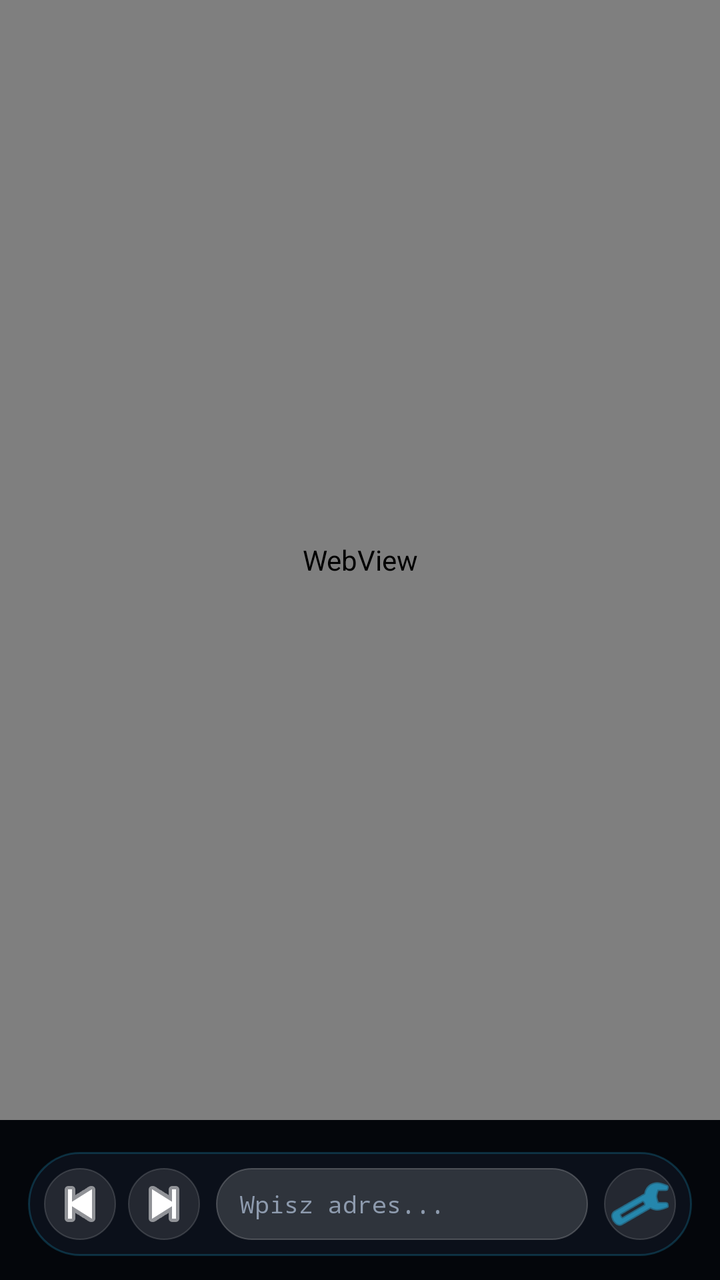
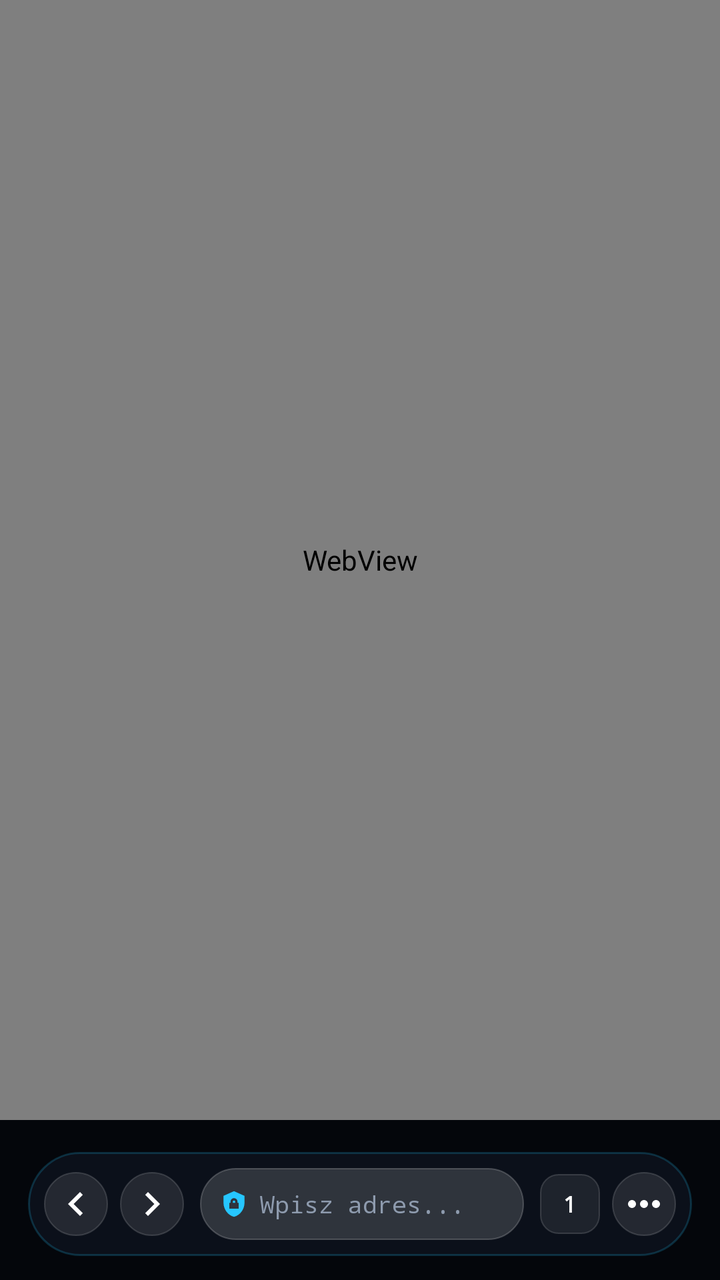

An Android layout rendered at two revisions. The XML below is the earlier revision; the diff shows what the commit changed to produce the second picture.
<!-- AndroidManifest.xml: application theme Theme.Makarena -->
<!-- res/layout/activity_main.xml -->
<?xml version="1.0" encoding="utf-8"?>
<androidx.constraintlayout.widget.ConstraintLayout xmlns:android="http://schemas.android.com/apk/res/android"
    xmlns:app="http://schemas.android.com/apk/res-auto"
    android:layout_width="match_parent"
    android:layout_height="match_parent"
    android:background="@color/oled_black">

    
    <ProgressBar
        android:id="@+id/loading_progress"
        style="?android:attr/progressBarStyleHorizontal"
        android:layout_width="match_parent"
        android:layout_height="2dp"
        android:indeterminate="true"
        android:visibility="gone"
        app:layout_constraintTop_toTopOf="parent" />

    
    <WebView
        android:id="@+id/web_view"
        android:layout_width="match_parent"
        android:layout_height="0dp"
        app:layout_constraintBottom_toTopOf="@+id/gesture_strip"
        app:layout_constraintTop_toBottomOf="@+id/loading_progress" />

    
    <LinearLayout
        android:id="@+id/status_pill"
        android:layout_width="wrap_content"
        android:layout_height="wrap_content"
        android:layout_marginTop="12dp"
        android:background="@drawable/bg_capsule"
        android:gravity="center_vertical"
        android:orientation="horizontal"
        android:paddingStart="14dp"
        android:paddingTop="6dp"
        android:paddingEnd="14dp"
        android:paddingBottom="6dp"
        android:visibility="gone"
        app:layout_constraintEnd_toEndOf="parent"
        app:layout_constraintStart_toStartOf="parent"
        app:layout_constraintTop_toTopOf="parent">

        <View
            android:id="@+id/status_dot"
            android:layout_width="8dp"
            android:layout_height="8dp"
            android:layout_marginEnd="8dp"
            android:background="@color/neon_green" />

        <TextView
            android:id="@+id/status_text"
            android:layout_width="wrap_content"
            android:layout_height="wrap_content"
            android:fontFamily="monospace"
            android:letterSpacing="0.1"
            android:text="AI ACTIVE"
            android:textColor="@color/text_white"
            android:textSize="11sp"
            android:textStyle="bold" />
    </LinearLayout>

    
    <View
        android:id="@+id/gesture_strip"
        android:layout_width="match_parent"
        android:layout_height="16dp"
        android:background="@android:color/transparent"
        app:layout_constraintBottom_toTopOf="@+id/floating_dock" />

    
    <LinearLayout
        android:id="@+id/floating_dock"
        android:layout_width="match_parent"
        android:layout_height="52dp"
        android:layout_marginStart="14dp"
        android:layout_marginEnd="14dp"
        android:layout_marginBottom="12dp"
        android:background="@drawable/bg_floating_dock"
        android:gravity="center_vertical"
        android:orientation="horizontal"
        android:paddingStart="8dp"
        android:paddingEnd="8dp"
        app:layout_constraintBottom_toBottomOf="parent">

        <ImageButton
            android:id="@+id/btn_back"
            android:layout_width="36dp"
            android:layout_height="36dp"
            android:background="@drawable/bg_circle_btn"
            android:contentDescription="Wstecz"
            android:src="@android:drawable/ic_media_previous"
            app:tint="@color/text_white" />

        <ImageButton
            android:id="@+id/btn_forward"
            android:layout_width="36dp"
            android:layout_height="36dp"
            android:layout_marginStart="6dp"
            android:background="@drawable/bg_circle_btn"
            android:contentDescription="Dalej"
            android:src="@android:drawable/ic_media_next"
            app:tint="@color/text_white" />

        
        <FrameLayout
            android:layout_width="0dp"
            android:layout_height="36dp"
            android:layout_marginStart="8dp"
            android:layout_marginEnd="8dp"
            android:layout_weight="1"
            android:background="@drawable/bg_capsule">

            <EditText
                android:id="@+id/edit_url"
                android:layout_width="match_parent"
                android:layout_height="match_parent"
                android:background="@null"
                android:fontFamily="monospace"
                android:hint="@string/url_hint"
                android:imeOptions="actionGo"
                android:inputType="textUri"
                android:maxLines="1"
                android:paddingStart="12dp"
                android:paddingEnd="12dp"
                android:textColor="@color/text_white"
                android:textColorHint="@color/text_muted"
                android:textSize="12sp" />
        </FrameLayout>

        <ImageButton
            android:id="@+id/btn_settings"
            android:layout_width="36dp"
            android:layout_height="36dp"
            android:background="@drawable/bg_circle_btn"
            android:contentDescription="Ustawienia"
            android:src="@android:drawable/ic_menu_preferences"
            app:tint="@color/neon_cyan" />
    </LinearLayout>

</androidx.constraintlayout.widget.ConstraintLayout>
<!-- resources referenced by this layout -->
<resources>
  <color name="neon_cyan">#26C6FF</color>
  <color name="neon_green">#2EF299</color>
  <color name="oled_black">#04060B</color>
  <color name="text_muted">#8E9BAE</color>
  <color name="text_white">#FFFFFF</color>
  <!-- drawable bg_capsule (drawable) -->
  <?xml version="1.0" encoding="utf-8"?>
  <shape xmlns:android="http://schemas.android.com/apk/res/android"
      android:shape="rectangle">
      <solid android:color="#26FFFFFF" />
      <corners android:radius="30dp" />
      <stroke android:width="0.8dp" android:color="#33FFFFFF" />
  </shape>
  <!-- drawable bg_circle_btn (drawable) -->
  <?xml version="1.0" encoding="utf-8"?>
  <shape xmlns:android="http://schemas.android.com/apk/res/android"
      android:shape="oval">
      <solid android:color="#1AFFFFFF" />
      <stroke android:width="0.5dp" android:color="#26FFFFFF" />
  </shape>
  <!-- drawable bg_floating_dock (drawable) -->
  <?xml version="1.0" encoding="utf-8"?>
  <shape xmlns:android="http://schemas.android.com/apk/res/android"
      android:shape="rectangle">
      <solid android:color="#E60D111C" />
      <corners android:radius="26dp" />
      <stroke android:width="1dp" android:color="#3326C6FF" />
  </shape>
  <string name="url_hint">Wpisz adres...</string>
  <style name="Theme.Makarena" parent="Theme.MaterialComponents.NoActionBar">
          <item name="colorPrimary">@color/neon_cyan</item>
          <item name="colorSecondary">@color/neon_purple</item>
          <item name="android:statusBarColor">@color/oled_black</item>
          <item name="android:navigationBarColor">@color/oled_black</item>
          <item name="android:windowBackground">@color/oled_black</item>
          <item name="android:forceDarkAllowed">false</item>
      </style>
  <color name="neon_purple">#A659FF</color>
</resources>

<!-- the commit's change to res/layout/activity_main.xml (unified diff, before → after) -->
@@ -85,31 +85,41 @@
 
         <ImageButton
             android:id="@+id/btn_back"
-            android:layout_width="36dp"
-            android:layout_height="36dp"
+            android:layout_width="32dp"
+            android:layout_height="32dp"
             android:background="@drawable/bg_circle_btn"
             android:contentDescription="Wstecz"
-            android:src="@android:drawable/ic_media_previous"
+            android:src="@drawable/ic_chevron_left"
             app:tint="@color/text_white" />
 
         <ImageButton
             android:id="@+id/btn_forward"
-            android:layout_width="36dp"
-            android:layout_height="36dp"
+            android:layout_width="32dp"
+            android:layout_height="32dp"
             android:layout_marginStart="6dp"
             android:background="@drawable/bg_circle_btn"
             android:contentDescription="Dalej"
-            android:src="@android:drawable/ic_media_next"
+            android:src="@drawable/ic_chevron_right"
             app:tint="@color/text_white" />
 
         
-        <FrameLayout
+        <LinearLayout
             android:layout_width="0dp"
             android:layout_height="36dp"
             android:layout_marginStart="8dp"
             android:layout_marginEnd="8dp"
             android:layout_weight="1"
-            android:background="@drawable/bg_capsule">
+            android:background="@drawable/bg_capsule"
+            android:gravity="center_vertical"
+            android:orientation="horizontal"
+            android:paddingStart="10dp"
+            android:paddingEnd="10dp">
+
+            <ImageView
+                android:layout_width="14dp"
+                android:layout_height="14dp"
+                android:layout_marginEnd="6dp"
+                android:src="@drawable/ic_lock_shield" />
 
             <EditText
                 android:id="@+id/edit_url"
@@ -121,21 +131,42 @@
                 android:imeOptions="actionGo"
                 android:inputType="textUri"
                 android:maxLines="1"
-                android:paddingStart="12dp"
-                android:paddingEnd="12dp"
                 android:textColor="@color/text_white"
                 android:textColorHint="@color/text_muted"
                 android:textSize="12sp" />
+        </LinearLayout>
+
+        
+        <FrameLayout
+            android:id="@+id/btn_tabs"
+            android:layout_width="30dp"
+            android:layout_height="30dp"
+            android:layout_marginEnd="6dp"
+            android:background="@drawable/bg_tab_pill"
+            android:clickable="true"
+            android:focusable="true">
+
+            <TextView
+                android:id="@+id/text_tabs_count"
+                android:layout_width="wrap_content"
+                android:layout_height="wrap_content"
+                android:layout_gravity="center"
+                android:fontFamily="monospace"
+                android:text="1"
+                android:textColor="@color/text_white"
+                android:textSize="11sp"
+                android:textStyle="bold" />
         </FrameLayout>
 
+        
         <ImageButton
             android:id="@+id/btn_settings"
-            android:layout_width="36dp"
-            android:layout_height="36dp"
+            android:layout_width="32dp"
+            android:layout_height="32dp"
             android:background="@drawable/bg_circle_btn"
             android:contentDescription="Ustawienia"
-            android:src="@android:drawable/ic_menu_preferences"
-            app:tint="@color/neon_cyan" />
+            android:src="@drawable/ic_ellipsis"
+            app:tint="@color/text_white" />
     </LinearLayout>
 
 </androidx.constraintlayout.widget.ConstraintLayout>
<!-- resource entries referenced after the edit -->
@@ -28,6 +28,59 @@
       <corners android:radius="26dp" />
       <stroke android:width="1dp" android:color="#3326C6FF" />
   </shape>
+  <!-- drawable bg_tab_pill (drawable) -->
+  <?xml version="1.0" encoding="utf-8"?>
+  <shape xmlns:android="http://schemas.android.com/apk/res/android"
+      android:shape="rectangle">
+      <solid android:color="#14FFFFFF" />
+      <corners android:radius="9dp" />
+      <stroke android:width="0.8dp" android:color="#26FFFFFF" />
+  </shape>
+  <!-- drawable ic_chevron_left (drawable) -->
+  <?xml version="1.0" encoding="utf-8"?>
+  <vector xmlns:android="http://schemas.android.com/apk/res/android"
+      android:width="24dp"
+      android:height="24dp"
+      android:viewportWidth="24"
+      android:viewportHeight="24">
+      <path
+          android:fillColor="#FFFFFFFF"
+          android:pathData="M15.41,7.41L14,6l-6,6 6,6 1.41,-1.41L10.83,12z" />
+  </vector>
+  <!-- drawable ic_chevron_right (drawable) -->
+  <?xml version="1.0" encoding="utf-8"?>
+  <vector xmlns:android="http://schemas.android.com/apk/res/android"
+      android:width="24dp"
+      android:height="24dp"
+      android:viewportWidth="24"
+      android:viewportHeight="24">
+      <path
+          android:fillColor="#FFFFFFFF"
+          android:pathData="M10,6L8.59,7.41 13.17,12l-4.58,4.59L10,18l6,-6z" />
+  </vector>
+  <!-- drawable ic_ellipsis (drawable) -->
+  <?xml version="1.0" encoding="utf-8"?>
+  <vector xmlns:android="http://schemas.android.com/apk/res/android"
+      android:width="24dp"
+      android:height="24dp"
+      android:viewportWidth="24"
+      android:viewportHeight="24">
+      
+      <path
+          android:fillColor="#FFFFFFFF"
+          android:pathData="M6,12m-2,0a2,2 0,1 1,4 0a2,2 0,1 1,-4 0 M12,12m-2,0a2,2 0,1 1,4 0a2,2 0,1 1,-4 0 M18,12m-2,0a2,2 0,1 1,4 0a2,2 0,1 1,-4 0" />
+  </vector>
+  <!-- drawable ic_lock_shield (drawable) -->
+  <?xml version="1.0" encoding="utf-8"?>
+  <vector xmlns:android="http://schemas.android.com/apk/res/android"
+      android:width="16dp"
+      android:height="16dp"
+      android:viewportWidth="24"
+      android:viewportHeight="24">
+      <path
+          android:fillColor="#26C6FF"
+          android:pathData="M12,1L3,5v6c0,5.55 3.84,10.74 9,12 5.16,-1.26 9,-6.45 9,-12V5l-9,-4z M12,7c1.66,0 3,1.34 3,3v1h1v5H8v-5h1v-1c0,-1.66 1.34,-3 3,-3z M12,9c-0.55,0 -1,0.45 -1,1v1h2v-1c0,-0.55 -0.45,-1 -1,-1z" />
+  </vector>
   <string name="url_hint">Wpisz adres...</string>
   <style name="Theme.Makarena" parent="Theme.MaterialComponents.NoActionBar">
           <item name="colorPrimary">@color/neon_cyan</item>
